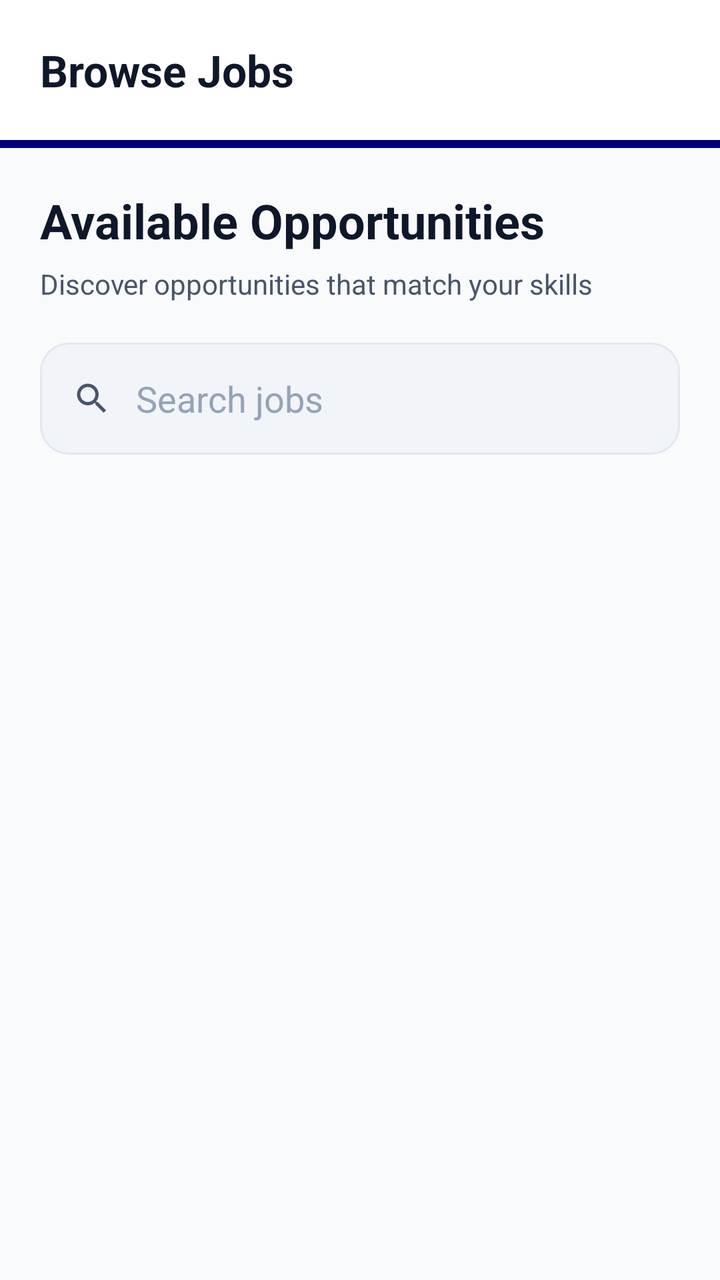
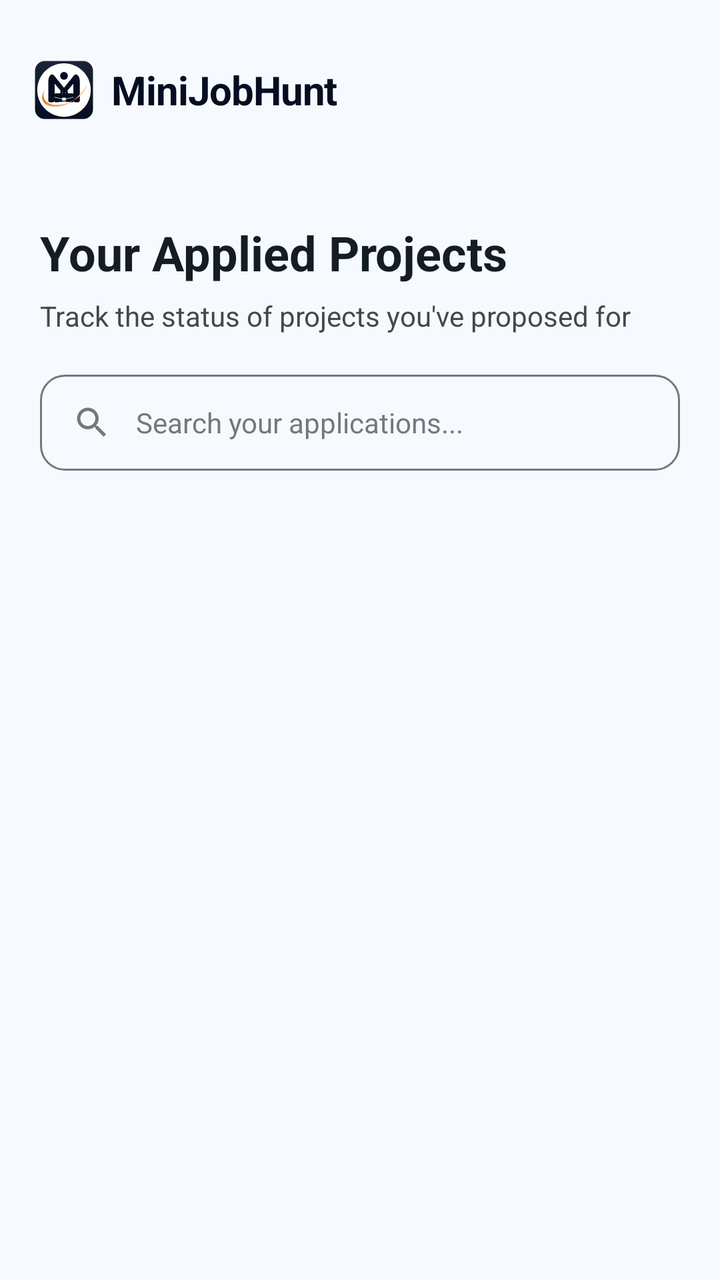

The first picture is an Android layout as it rendered before a commit; the second is the same layout after the commit. The layout source and the unified diff follow.
<!-- AndroidManifest.xml: application theme Theme.MiniJobHunt -->
<!-- res/layout/fragment_freelancer_jobs.xml -->
<?xml version="1.0" encoding="utf-8"?>
<LinearLayout xmlns:android="http://schemas.android.com/apk/res/android"
    xmlns:app="http://schemas.android.com/apk/res-auto"
    xmlns:tools="http://schemas.android.com/tools"
    android:layout_width="match_parent"
    android:layout_height="match_parent"
    android:orientation="vertical"
    android:background="@color/background">

    
    <LinearLayout
        android:layout_width="match_parent"
        android:layout_height="wrap_content"
        android:orientation="vertical">

        <RelativeLayout
            android:layout_width="match_parent"
            android:layout_height="70dp"
            android:background="@color/surface"
            android:elevation="4dp"
            android:paddingHorizontal="20dp">

            <TextView
                android:layout_width="wrap_content"
                android:layout_height="wrap_content"
                android:layout_centerVertical="true"
                android:text="Browse Jobs"
                android:textColor="@color/text_primary"
                android:textSize="22sp"
                android:textStyle="bold" />

        </RelativeLayout>

        <View
            android:layout_width="match_parent"
            android:layout_height="4dp"
            android:background="@color/primary" />
    </LinearLayout>

    <LinearLayout
        android:layout_width="match_parent"
        android:layout_height="wrap_content"
        android:orientation="vertical"
        android:padding="20dp">

        <TextView
            android:layout_width="wrap_content"
            android:layout_height="wrap_content"
            android:text="Available Opportunities"
            android:textSize="24sp"
            android:textStyle="bold"
            android:textColor="@color/text_primary" />

        <TextView
            android:layout_width="wrap_content"
            android:layout_height="wrap_content"
            android:layout_marginTop="6dp"
            android:text="Discover opportunities that match your skills"
            android:textColor="@color/text_secondary" />

        <LinearLayout
            android:layout_width="match_parent"
            android:layout_height="56dp"
            android:layout_marginTop="20dp"
            android:background="@drawable/bg_input"
            android:orientation="horizontal"
            android:gravity="center_vertical"
            android:paddingHorizontal="16dp">

            <ImageView
                android:layout_width="20dp"
                android:layout_height="20dp"
                android:src="@drawable/ic_search_outlined"
                app:tint="@color/text_secondary" />

            <EditText
                android:id="@+id/etSearchJobs"
                android:layout_width="match_parent"
                android:layout_height="match_parent"
                android:background="@android:color/transparent"
                android:hint="Search jobs"
                android:paddingStart="12dp"
                android:textColor="@color/text_primary"
                android:textColorHint="@color/text_hint" />

        </LinearLayout>

    </LinearLayout>

    <androidx.recyclerview.widget.RecyclerView
        android:id="@+id/recyclerViewJobs"
        android:layout_width="match_parent"
        android:layout_height="match_parent"
        android:clipToPadding="false"
        android:paddingBottom="100dp"
        tools:listitem="@layout/item_freelancer_job" />

</LinearLayout>
<!-- res/layout/item_freelancer_job.xml (included above) -->
<?xml version="1.0" encoding="utf-8"?>
<androidx.cardview.widget.CardView
    xmlns:android="http://schemas.android.com/apk/res/android"
    xmlns:app="http://schemas.android.com/apk/res-auto"
    android:layout_width="match_parent"
    android:layout_height="wrap_content"
    android:layout_marginHorizontal="16dp"
    android:layout_marginVertical="8dp"
    app:cardBackgroundColor="@color/surface"
    app:cardCornerRadius="18dp"
    app:cardElevation="4dp">

    <LinearLayout
        android:layout_width="match_parent"
        android:layout_height="wrap_content"
        android:orientation="vertical"
        android:padding="18dp">

        
        <LinearLayout
            android:layout_width="match_parent"
            android:layout_height="wrap_content"
            android:orientation="horizontal"
            android:gravity="center_vertical"
            android:layout_marginBottom="12dp">

            <com.google.android.material.imageview.ShapeableImageView
                android:id="@+id/imgClientProfile"
                android:layout_width="40dp"
                android:layout_height="40dp"
                android:scaleType="centerCrop"
                android:src="@drawable/ic_profile"
                app:shapeAppearanceOverlay="@style/CircleImage"
                app:strokeColor="@color/divider"
                app:strokeWidth="1dp" />

            <LinearLayout
                android:layout_width="0dp"
                android:layout_height="wrap_content"
                android:layout_weight="1"
                android:orientation="vertical"
                android:layout_marginStart="12dp">

                <LinearLayout
                    android:layout_width="wrap_content"
                    android:layout_height="wrap_content"
                    android:orientation="horizontal"
                    android:gravity="center_vertical">

                    <TextView
                        android:id="@+id/txtClientName"
                        android:layout_width="wrap_content"
                        android:layout_height="wrap_content"
                        android:text="Client Name"
                        android:textColor="@color/text_primary"
                        android:textStyle="bold"
                        android:textSize="14sp" />

                    <ImageView
                        android:id="@+id/imgVerifiedBadge"
                        android:layout_width="20dp"
                        android:layout_height="20dp"
                        android:layout_marginStart="6dp"
                        android:src="@drawable/ic_verified"
                        android:visibility="gone"
                        android:contentDescription="Verified"/>

                </LinearLayout>

                <TextView
                    android:id="@+id/txtPostedAt"
                    android:layout_width="wrap_content"
                    android:layout_height="wrap_content"
                    android:text="Posted just now"
                    android:textColor="@color/text_secondary"
                    android:textSize="12sp" />

            </LinearLayout>

        </LinearLayout>

        <TextView
            android:id="@+id/txtJobTitle"
            android:layout_width="wrap_content"
            android:layout_height="wrap_content"
            android:text="Job Title"
            android:textSize="20sp"
            android:textStyle="bold"
            android:textColor="@color/text_primary" />

        <TextView
            android:id="@+id/txtJobDetails"
            android:layout_width="wrap_content"
            android:layout_height="wrap_content"
            android:layout_marginTop="6dp"
            android:text="Details"
            android:textColor="@color/text_secondary" />

        <LinearLayout
            android:layout_width="match_parent"
            android:layout_height="wrap_content"
            android:orientation="horizontal"
            android:gravity="center_vertical"
            android:layout_marginTop="10dp">

            <ImageView
                android:layout_width="16dp"
                android:layout_height="16dp"
                android:src="@drawable/ic_money"
                app:tint="@color/success" />

            <TextView
                android:id="@+id/txtJobBudget"
                android:layout_width="wrap_content"
                android:layout_height="wrap_content"
                android:layout_marginStart="6dp"
                android:text="Budget: Rs. 0"
                android:textColor="@color/success"
                android:textStyle="bold" />

        </LinearLayout>

        <Button
            android:id="@+id/btnApply"
            android:layout_width="match_parent"
            android:layout_height="50dp"
            android:layout_marginTop="16dp"
            android:text="Apply"
            android:textAllCaps="false"
            android:textColor="@color/white"
            android:backgroundTint="@color/primary" />

        <LinearLayout
            android:id="@+id/layoutWork"
            android:layout_width="match_parent"
            android:layout_height="wrap_content"
            android:orientation="vertical"
            android:visibility="gone">

            <LinearLayout
                android:layout_width="match_parent"
                android:layout_height="wrap_content"
                android:orientation="horizontal"
                android:layout_marginTop="12dp">

                <Button
                    android:id="@+id/btnSubmitWork"
                    android:layout_width="0dp"
                    android:layout_height="50dp"
                    android:layout_weight="1"
                    android:text="Add New File"
                    android:textAllCaps="false"
                    android:textColor="@color/white"
                    android:backgroundTint="@color/info" />

                <Button
                    android:id="@+id/btnManageWork"
                    style="?attr/materialButtonOutlinedStyle"
                    android:layout_width="0dp"
                    android:layout_height="50dp"
                    android:layout_weight="1"
                    android:layout_marginStart="8dp"
                    android:text="Manage Work"
                    android:textAllCaps="false"
                    android:textColor="@color/info"
                    android:visibility="gone"/>

            </LinearLayout>

            <TextView
                android:id="@+id/txtWorkFile"
                android:layout_width="match_parent"
                android:layout_height="wrap_content"
                android:layout_marginTop="8dp"
                android:text="Latest submission: View file"
                android:textColor="@color/primary"
                android:textSize="12sp"
                android:gravity="center"
                android:visibility="gone" />

            <TextView
                android:id="@+id/btnRaiseConflict"
                android:layout_width="wrap_content"
                android:layout_height="wrap_content"
                android:layout_marginTop="12dp"
                android:layout_gravity="center"
                android:text="Problem? Raise a Conflict"
                android:textColor="@color/accent"
                android:textSize="13sp"
                android:textStyle="bold"
                android:padding="8dp" />

        </LinearLayout>

    </LinearLayout>

</androidx.cardview.widget.CardView>
<!-- resources referenced by this layout -->
<resources>
  <color name="accent">#EF4444</color>
  <color name="background">#F8FAFC</color>
  <color name="divider">#E2E8F0</color>
  <color name="info">#000080</color>
  <color name="primary">#000080</color>
  <color name="surface">#FFFFFF</color>
  <color name="text_hint">#94A3B8</color>
  <color name="text_primary">#0F172A</color>
  <color name="text_secondary">#475569</color>
  <!-- drawable bg_input (drawable) -->
  <?xml version="1.0" encoding="utf-8"?>
  <ripple xmlns:android="http://schemas.android.com/apk/res/android"
      android:color="@color/primary_light">
      <item>
          <shape android:shape="rectangle">
              <solid android:color="@color/surface_variant" />
              <corners android:radius="14dp" />
              <stroke
                  android:width="1dp"
                  android:color="@color/divider" />
          </shape>
      </item>
  </ripple>
  <color name="primary_light">#E6E6FF</color>
  <color name="surface_variant">#F1F5F9</color>
  <style name="Base.Theme.MiniJobHunt" parent="Theme.Material3.DayNight.NoActionBar">
          <item name="colorPrimary">@color/primary</item>
          <item name="colorOnPrimary">@color/white</item>
          <item name="colorPrimaryContainer">@color/primary_light</item>
          <item name="colorOnPrimaryContainer">@color/primary_dark</item>
  
          <item name="colorSecondary">@color/info</item>
          <item name="colorOnSecondary">@color/white</item>
  
          <item name="android:windowBackground">@color/background</item>
          <item name="android:statusBarColor">@color/background</item>
          <item name="android:windowLightStatusBar">true</item>
  
          
          <item name="textAppearanceHeadlineLarge">@style/AppText.HeadlineLarge</item>
          <item name="textAppearanceTitleMedium">@style/AppText.TitleMedium</item>
          <item name="textAppearanceBodyLarge">@style/AppText.BodyLarge</item>
      </style>
  <color name="primary_dark">#000066</color>
  <style name="AppText.HeadlineLarge">
          <item name="android:textSize">30sp</item>
          <item name="android:textStyle">bold</item>
          <item name="android:textColor">@color/text_primary</item>
          <item name="android:letterSpacing">-0.02</item>
      </style>
  <!-- unchanged entries left out for length: 10 -->
</resources>

<!-- the commit's change to res/layout/fragment_freelancer_jobs.xml (unified diff, before → after) -->
@@ -8,34 +8,9 @@
     android:background="@color/background">
 
     
-    <LinearLayout
-        android:layout_width="match_parent"
-        android:layout_height="wrap_content"
-        android:orientation="vertical">
-
-        <RelativeLayout
-            android:layout_width="match_parent"
-            android:layout_height="70dp"
-            android:background="@color/surface"
-            android:elevation="4dp"
-            android:paddingHorizontal="20dp">
-
-            <TextView
-                android:layout_width="wrap_content"
-                android:layout_height="wrap_content"
-                android:layout_centerVertical="true"
-                android:text="Browse Jobs"
-                android:textColor="@color/text_primary"
-                android:textSize="22sp"
-                android:textStyle="bold" />
-
-        </RelativeLayout>
-
-        <View
-            android:layout_width="match_parent"
-            android:layout_height="4dp"
-            android:background="@color/primary" />
-    </LinearLayout>
+    <include
+        android:id="@+id/header"
+        layout="@layout/layout_common_header" />
 
     <LinearLayout
         android:layout_width="match_parent"
@@ -46,7 +21,7 @@
         <TextView
             android:layout_width="wrap_content"
             android:layout_height="wrap_content"
-            android:text="Available Opportunities"
+            android:text="Your Applied Projects"
             android:textSize="24sp"
             android:textStyle="bold"
             android:textColor="@color/text_primary" />
@@ -55,14 +30,14 @@
             android:layout_width="wrap_content"
             android:layout_height="wrap_content"
             android:layout_marginTop="6dp"
-            android:text="Discover opportunities that match your skills"
+            android:text="Track the status of projects you've proposed for"
             android:textColor="@color/text_secondary" />
 
         <LinearLayout
             android:layout_width="match_parent"
-            android:layout_height="56dp"
+            android:layout_height="48dp"
             android:layout_marginTop="20dp"
-            android:background="@drawable/bg_input"
+            android:background="@drawable/bg_input_rounded"
             android:orientation="horizontal"
             android:gravity="center_vertical"
             android:paddingHorizontal="16dp">
@@ -71,17 +46,18 @@
                 android:layout_width="20dp"
                 android:layout_height="20dp"
                 android:src="@drawable/ic_search_outlined"
-                app:tint="@color/text_secondary" />
+                app:tint="@color/text_muted" />
 
             <EditText
                 android:id="@+id/etSearchJobs"
                 android:layout_width="match_parent"
                 android:layout_height="match_parent"
                 android:background="@android:color/transparent"
-                android:hint="Search jobs"
+                android:hint="Search your applications..."
                 android:paddingStart="12dp"
                 android:textColor="@color/text_primary"
-                android:textColorHint="@color/text_hint" />
+                android:textColorHint="@color/text_hint"
+                android:textSize="14sp" />
 
         </LinearLayout>
 
@@ -96,6 +72,39 @@
         tools:listitem="@layout/item_freelancer_job" />
 
 </LinearLayout>
+<!-- res/layout/layout_common_header.xml (included above) -->
+<?xml version="1.0" encoding="utf-8"?>
+<RelativeLayout xmlns:android="http://schemas.android.com/apk/res/android"
+    xmlns:app="http://schemas.android.com/apk/res-auto"
+    android:layout_width="match_parent"
+    android:layout_height="90dp"
+    android:background="@color/surface"
+    android:paddingHorizontal="16dp"
+    android:paddingTop="24dp">
+
+    <LinearLayout
+        android:layout_width="wrap_content"
+        android:layout_height="wrap_content"
+        android:layout_centerVertical="true"
+        android:gravity="center_vertical"
+        android:orientation="horizontal">
+
+        <ImageView
+            android:layout_width="32dp"
+            android:layout_height="32dp"
+            android:src="@drawable/ic_mainlogo" />
+
+        <TextView
+            android:layout_width="wrap_content"
+            android:layout_height="wrap_content"
+            android:layout_marginStart="8dp"
+            android:text="MiniJobHunt"
+            android:textColor="@color/primary"
+            android:textSize="20sp"
+            android:textStyle="bold"
+            android:letterSpacing="-0.02" />
+    </LinearLayout>
+</RelativeLayout>
 <!-- res/layout/item_freelancer_job.xml (included above) -->
 <?xml version="1.0" encoding="utf-8"?>
 <androidx.cardview.widget.CardView
@@ -105,15 +114,15 @@
     android:layout_height="wrap_content"
     android:layout_marginHorizontal="16dp"
     android:layout_marginVertical="8dp"
-    app:cardBackgroundColor="@color/surface"
-    app:cardCornerRadius="18dp"
-    app:cardElevation="4dp">
+    app:cardBackgroundColor="@color/white"
+    app:cardCornerRadius="16dp"
+    app:cardElevation="2dp">
 
     <LinearLayout
         android:layout_width="match_parent"
         android:layout_height="wrap_content"
         android:orientation="vertical"
-        android:padding="18dp">
+        android:padding="16dp">
 
         
         <LinearLayout
@@ -130,7 +139,7 @@
                 android:scaleType="centerCrop"
                 android:src="@drawable/ic_profile"
                 app:shapeAppearanceOverlay="@style/CircleImage"
-                app:strokeColor="@color/divider"
+                app:strokeColor="@color/outline_variant"
                 app:strokeWidth="1dp" />
 
             <LinearLayout
@@ -151,7 +160,7 @@
                         android:layout_width="wrap_content"
                         android:layout_height="wrap_content"
                         android:text="Client Name"
-                        android:textColor="@color/text_primary"
+                        android:textColor="@color/primary"
                         android:textStyle="bold"
                         android:textSize="14sp" />
 
@@ -183,9 +192,9 @@
             android:layout_width="wrap_content"
             android:layout_height="wrap_content"
             android:text="Job Title"
-            android:textSize="20sp"
+            android:textSize="18sp"
             android:textStyle="bold"
-            android:textColor="@color/text_primary" />
+            android:textColor="@color/primary" />
 
         <TextView
             android:id="@+id/txtJobDetails"
@@ -193,14 +202,16 @@
             android:layout_height="wrap_content"
             android:layout_marginTop="6dp"
             android:text="Details"
-            android:textColor="@color/text_secondary" />
+            android:textColor="@color/text_secondary"
+            android:textSize="14sp"
+            android:lineSpacingExtra="2dp" />
 
         <LinearLayout
             android:layout_width="match_parent"
             android:layout_height="wrap_content"
             android:orientation="horizontal"
             android:gravity="center_vertical"
-            android:layout_marginTop="10dp">
+            android:layout_marginTop="12dp">
 
             <ImageView
                 android:layout_width="16dp"
@@ -215,26 +226,57 @@
                 android:layout_marginStart="6dp"
                 android:text="Budget: Rs. 0"
                 android:textColor="@color/success"
-                android:textStyle="bold" />
+                android:textStyle="bold"
+                android:textSize="14sp" />
 
         </LinearLayout>
 
-        <Button
-            android:id="@+id/btnApply"
-            android:layout_width="match_parent"
-            android:layout_height="50dp"
-            android:layout_marginTop="16dp"
-            android:text="Apply"
-            android:textAllCaps="false"
-            android:textColor="@color/white"
-            android:backgroundTint="@color/primary" />
+        <RelativeLayout
+            android:layout_width="match_parent"
+            android:layout_height="wrap_content"
+            android:layout_marginTop="16dp">
+
+            <com.google.android.material.button.MaterialButton
+                android:id="@+id/btnApply"
+                style="@style/AppButton.Accent"
+                android:layout_width="wrap_content"
+                android:layout_height="42dp"
+                android:layout_alignParentEnd="true"
+                android:paddingHorizontal="24dp"
+                android:text="Apply Now"
+                android:textAllCaps="false"
+                android:textSize="14sp" />
+
+        </RelativeLayout>
 
         <LinearLayout
             android:id="@+id/layoutWork"
             android:layout_width="match_parent"
             android:layout_height="wrap_content"
             android:orientation="vertical"
-            android:visibility="gone">
+            android:visibility="gone"
+            tools:visibility="visible"
+            xmlns:tools="http://schemas.android.com/tools">
+
+            <View
+                android:layout_width="match_parent"
+                android:layout_height="1dp"
+                android:background="@color/divider"
+                android:layout_marginVertical="12dp" />
+
+            <TextView
+                android:id="@+id/txtWorkFile"
+                android:layout_width="match_parent"
+                android:layout_height="wrap_content"
+                android:background="@drawable/bg_chip_light"
+                android:padding="12dp"
+                android:text="Attached File: none"
+                android:textColor="@color/primary"
+                android:textSize="13sp"
+                android:textStyle="bold"
+                android:drawableStart="@drawable/ic_upload"
+                android:drawablePadding="8dp"
+                android:visibility="gone" />
 
             <LinearLayout
                 android:layout_width="match_parent"
@@ -242,55 +284,43 @@
                 android:orientation="horizontal"
                 android:layout_marginTop="12dp">
 
-                <Button
+                <com.google.android.material.button.MaterialButton
                     android:id="@+id/btnSubmitWork"
+                    style="@style/AppButton.Primary"
                     android:layout_width="0dp"
-                    android:layout_height="50dp"
+                    android:layout_height="42dp"
                     android:layout_weight="1"
-                    android:text="Add New File"
-                    android:textAllCaps="false"
-                    android:textColor="@color/white"
-                    android:backgroundTint="@color/info" />
-
-                <Button
+                    android:layout_marginEnd="6dp"
+                    android:text="Submit Work"
+                    android:textSize="13sp"
+                    android:textAllCaps="false" />
+
+                <com.google.android.material.button.MaterialButton
                     android:id="@+id/btnManageWork"
-                    style="?attr/materialButtonOutlinedStyle"
+                    style="@style/AppButton.Ghost"
                     android:layout_width="0dp"
-                    android:layout_height="50dp"
+                    android:layout_height="42dp"
                     android:layout_weight="1"
-                    android:layout_marginStart="8dp"
-                    android:text="Manage Work"
-                    android:textAllCaps="false"
-                    android:textColor="@color/info"
-                    android:visibility="gone"/>
-
+                    android:layout_marginStart="6dp"
+                    android:text="Manage"
+                    android:textSize="13sp"
+                    android:textAllCaps="false" />
             </LinearLayout>
 
-            <TextView
-                android:id="@+id/txtWorkFile"
-                android:layout_width="match_parent"
-                android:layout_height="wrap_content"
-                android:layout_marginTop="8dp"
-                android:text="Latest submission: View file"
-                android:textColor="@color/primary"
-                android:textSize="12sp"
-                android:gravity="center"
-                android:visibility="gone" />
-
-            <TextView
+            <com.google.android.material.button.MaterialButton
                 android:id="@+id/btnRaiseConflict"
-                android:layout_width="wrap_content"
-                android:layout_height="wrap_content"
-                android:layout_marginTop="12dp"
-                android:layout_gravity="center"
+                style="@style/Widget.Material3.Button.TextButton"
+                android:layout_width="match_parent"
+                android:layout_height="wrap_content"
+                android:layout_marginTop="4dp"
                 android:text="Problem? Raise a Conflict"
                 android:textColor="@color/accent"
-                android:textSize="13sp"
-                android:textStyle="bold"
-                android:padding="8dp" />
-
+                android:textSize="12sp"
+                android:textAllCaps="false" />
         </LinearLayout>
 
+
+
     </LinearLayout>
 
 </androidx.cardview.widget.CardView>
<!-- resource entries referenced after the edit -->
@@ -1,37 +1,97 @@
 <!-- resources referenced by this layout -->
 <resources>
-  <color name="accent">#EF4444</color>
-  <color name="background">#F8FAFC</color>
-  <color name="divider">#E2E8F0</color>
-  <color name="info">#000080</color>
-  <color name="primary">#000080</color>
-  <color name="surface">#FFFFFF</color>
-  <color name="text_hint">#94A3B8</color>
-  <color name="text_primary">#0F172A</color>
-  <color name="text_secondary">#475569</color>
-  <!-- drawable bg_input (drawable) -->
+  <color name="accent">#ba1a1a</color>
+  <color name="background">#f6faff</color>
+  <color name="divider">#c6c6cd</color>
+  <color name="outline_variant">#c6c6cd</color>
+  <color name="info">#050e21</color>
+  <color name="orange_primary">#de6a00</color>
+  <style name="ShapeAppearance.App.Medium" parent="ShapeAppearance.Material3.MediumComponent">
+          <item name="cornerSize">12dp</item>
+      </style>
+  <color name="primary">#050e21</color>
+  <color name="surface">#f6faff</color>
+  <color name="text_hint">#76777d</color>
+  <color name="text_muted">#76777d</color>
+  <color name="text_primary">#141d23</color>
+  <color name="text_secondary">#45474c</color>
+  <!-- drawable bg_chip_light (drawable) -->
   <?xml version="1.0" encoding="utf-8"?>
-  <ripple xmlns:android="http://schemas.android.com/apk/res/android"
-      android:color="@color/primary_light">
+  <shape xmlns:android="http://schemas.android.com/apk/res/android"
+      android:shape="rectangle">
+      <solid android:color="@color/surface_container" />
+      <corners android:radius="999dp" />
+  </shape>
+  <!-- drawable bg_input_rounded (drawable) -->
+  <?xml version="1.0" encoding="utf-8"?>
+  <selector xmlns:android="http://schemas.android.com/apk/res/android">
+      <item android:state_focused="true">
+          <shape android:shape="rectangle">
+              <solid android:color="@android:color/transparent" />
+              <corners android:radius="12dp" />
+              <stroke
+                  android:width="2dp"
+                  android:color="@color/primary" />
+          </shape>
+      </item>
       <item>
           <shape android:shape="rectangle">
-              <solid android:color="@color/surface_variant" />
-              <corners android:radius="14dp" />
+              <solid android:color="@android:color/transparent" />
+              <corners android:radius="12dp" />
               <stroke
                   android:width="1dp"
-                  android:color="@color/divider" />
+                  android:color="@color/outline" />
           </shape>
       </item>
-  </ripple>
-  <color name="primary_light">#E6E6FF</color>
-  <color name="surface_variant">#F1F5F9</color>
+  </selector>
+  <!-- drawable ic_mainlogo: vector/xml drawable (drawable, 3696 chars, omitted) -->
+  <!-- drawable ic_upload (drawable) -->
+  <vector xmlns:android="http://schemas.android.com/apk/res/android"
+      android:width="24dp"
+      android:height="24dp"
+      android:viewportWidth="24"
+      android:viewportHeight="24">
+  
+      <path
+          android:fillColor="#4CAF50"
+          android:pathData="M5,20h14v-2H5v2zM12,2l-5.5,5.5 1.41,1.41L11,5.83V16h2V5.83l3.09,3.08 1.41-1.41L12,2z"/>
+  </vector>
+  <style name="AppButton.Accent" parent="Widget.Material3.Button">
+          <item name="backgroundTint">@color/orange_primary</item>
+          <item name="android:textColor">@color/white</item>
+          <item name="shapeAppearance">@style/ShapeAppearance.App.Medium</item>
+          <item name="android:insetTop">0dp</item>
+          <item name="android:insetBottom">0dp</item>
+          <item name="android:letterSpacing">0.01</item>
+          <item name="android:textStyle">bold</item>
+      </style>
+  <style name="AppButton.Ghost" parent="Widget.Material3.Button.OutlinedButton">
+          <item name="android:textColor">@color/primary</item>
+          <item name="strokeColor">@color/primary</item>
+          <item name="strokeWidth">1dp</item>
+          <item name="shapeAppearance">@style/ShapeAppearance.App.Medium</item>
+          <item name="android:insetTop">0dp</item>
+          <item name="android:insetBottom">0dp</item>
+          <item name="android:textStyle">bold</item>
+      </style>
+  <style name="AppButton.Primary" parent="Widget.Material3.Button">
+          <item name="backgroundTint">@color/primary</item>
+          <item name="android:textColor">@color/white</item>
+          <item name="shapeAppearance">@style/ShapeAppearance.App.Medium</item>
+          <item name="android:insetTop">0dp</item>
+          <item name="android:insetBottom">0dp</item>
+          <item name="android:letterSpacing">0.01</item>
+          <item name="android:textStyle">bold</item>
+      </style>
+  <color name="surface_container">#e6eff8</color>
+  <color name="outline">#76777d</color>
   <style name="Base.Theme.MiniJobHunt" parent="Theme.Material3.DayNight.NoActionBar">
           <item name="colorPrimary">@color/primary</item>
           <item name="colorOnPrimary">@color/white</item>
-          <item name="colorPrimaryContainer">@color/primary_light</item>
-          <item name="colorOnPrimaryContainer">@color/primary_dark</item>
+          <item name="colorPrimaryContainer">@color/primary_container</item>
+          <item name="colorOnPrimaryContainer">@color/on_primary_container</item>
   
-          <item name="colorSecondary">@color/info</item>
+          <item name="colorSecondary">@color/secondary</item>
           <item name="colorOnSecondary">@color/white</item>
   
           <item name="android:windowBackground">@color/background</item>
@@ -42,14 +102,23 @@
           <item name="textAppearanceHeadlineLarge">@style/AppText.HeadlineLarge</item>
           <item name="textAppearanceTitleMedium">@style/AppText.TitleMedium</item>
           <item name="textAppearanceBodyLarge">@style/AppText.BodyLarge</item>
+          <item name="textAppearanceLabelMedium">@style/AppText.LabelMedium</item>
       </style>
-  <color name="primary_dark">#000066</color>
+  <color name="primary_container">#1b2437</color>
+  <color name="on_primary_container">#828ba2</color>
+  <color name="secondary">#5c5f60</color>
   <style name="AppText.HeadlineLarge">
-          <item name="android:textSize">30sp</item>
+          <item name="android:textSize">24sp</item>
           <item name="android:textStyle">bold</item>
           <item name="android:textColor">@color/text_primary</item>
           <item name="android:letterSpacing">-0.02</item>
       </style>
+  <style name="AppText.LabelMedium">
+          <item name="android:textSize">12sp</item>
+          <item name="android:textStyle">bold</item>
+          <item name="android:textColor">@color/text_muted</item>
+          <item name="android:letterSpacing">0.01</item>
+      </style>
   <!-- unchanged entries left out for length: 10 -->
 </resources>
 
